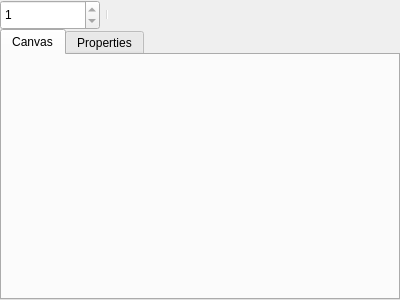
mistificator/zx4pixelizer, file spritewindow.ui: the form before one commit.
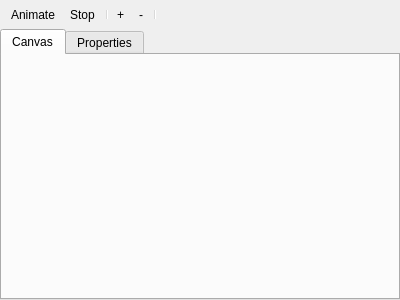
The form after the commit. Icons and pictures are not drawn.

The edit to the form file:
```diff
--- a/spritewindow.ui
+++ b/spritewindow.ui
@@ -81,28 +81,12 @@
      <addaction name="actionAnimate"/>
      <addaction name="actionStop"/>
      <addaction name="separator"/>
+     <addaction name="actionAddFrame"/>
+     <addaction name="actionRemoveFrame"/>
+     <addaction name="separator"/>
     </widget>
    </item>
   </layout>
-  <widget class="QSpinBox" name="frameBox">
-   <property name="geometry">
-    <rect>
-     <x>0</x>
-     <y>0</y>
-     <width>100</width>
-     <height>30</height>
-    </rect>
-   </property>
-   <property name="visible">
-    <bool>false</bool>
-   </property>
-   <property name="minimum">
-    <number>1</number>
-   </property>
-   <property name="maximum">
-    <number>1</number>
-   </property>
-  </widget>
   <action name="actionAnimate">
    <property name="checkable">
     <bool>true</bool>
@@ -130,6 +114,22 @@
     <string>Stop</string>
    </property>
   </action>
+  <action name="actionAddFrame">
+   <property name="text">
+    <string>+</string>
+   </property>
+   <property name="toolTip">
+    <string>Duplicate current frame</string>
+   </property>
+  </action>
+  <action name="actionRemoveFrame">
+   <property name="text">
+    <string>-</string>
+   </property>
+   <property name="toolTip">
+    <string>Delete current frame</string>
+   </property>
+  </action>
  </widget>
  <resources>
   <include location="resource.qrc"/>
```
